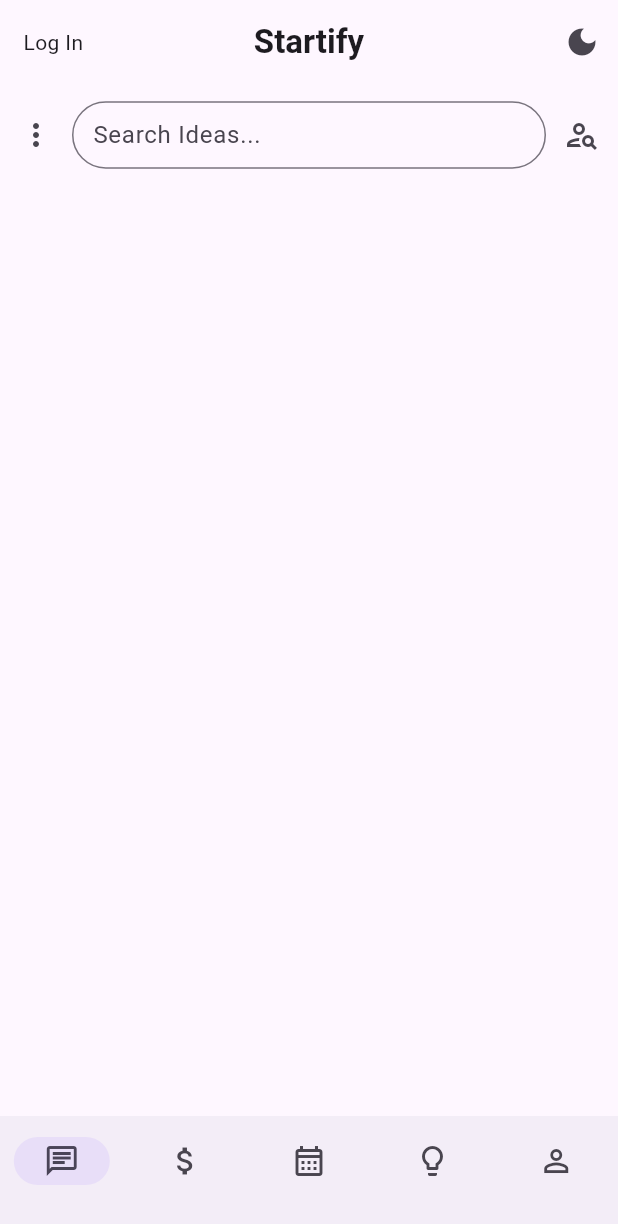
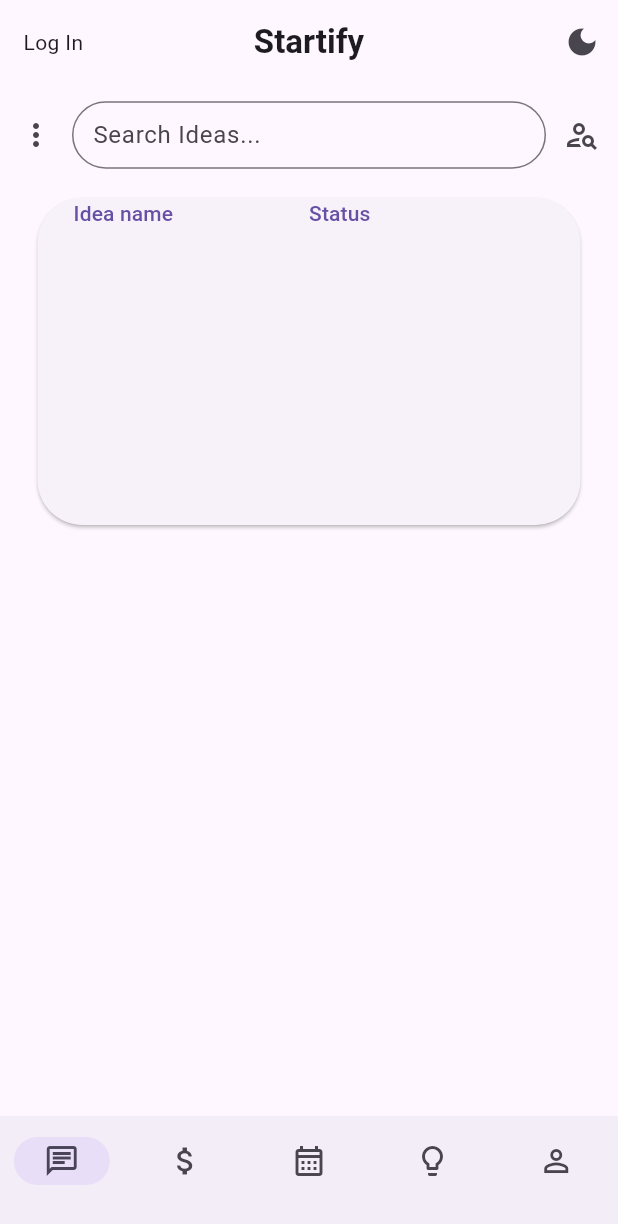
Before and after one commit to Gabo1234567890/Startify, a Flutter app: the screen it shows after launch, on a phone screen of 412 x 824 dp. Shown: the top 1224 px of the screen. Run offline on Flutter 3.47's test engine with Material 3 defaults, Android fonts, the phone set to English and light mode, and no system bars.

Commit message:
idea preview widget started

```diff
--- a/frontend/startify/lib/pages/home_page.dart
+++ b/frontend/startify/lib/pages/home_page.dart
@@ -1,4 +1,5 @@
 import 'package:flutter/material.dart';
+import 'package:startify/widgets/idea_preview_widget.dart';
 import 'package:startify/widgets/search_bar_widget.dart';
 
 class HomePage extends StatelessWidget {
@@ -6,6 +7,10 @@
 
   @override
   Widget build(BuildContext context) {
-    return Scaffold(body: Column(children: [SearchBarWidget()]));
+    return Scaffold(
+      body: SingleChildScrollView(
+        child: Column(children: [SearchBarWidget(), IdeaPreviewWidget()]),
+      ),
+    );
   }
 }
--- /dev/null
+++ b/frontend/startify/lib/widgets/idea_preview_widget.dart
@@ -0,0 +1,28 @@
+import 'package:flutter/material.dart';
+
+class IdeaPreviewWidget extends StatelessWidget {
+  const IdeaPreviewWidget({super.key});
+
+  @override
+  Widget build(BuildContext context) {
+    return Padding(
+      padding: EdgeInsets.all(8),
+      child: SizedBox(
+        height: 218,
+        width: 362,
+        child: ElevatedButton(
+          onPressed: () {},
+          style: ElevatedButton.styleFrom(
+            shape: RoundedRectangleBorder(
+              borderRadius: BorderRadius.circular(30),
+            ),
+          ),
+          child: GridView.count(
+            crossAxisCount: 2,
+            children: [Text('Idea name'), Text('Status')],
+          ),
+        ),
+      ),
+    );
+  }
+}
--- a/frontend/startify/lib/widgets/search_bar_widget.dart
+++ b/frontend/startify/lib/widgets/search_bar_widget.dart
@@ -7,7 +7,7 @@
   @override
   Widget build(BuildContext context) {
     return Padding(
-      padding: const EdgeInsets.only(top: 10),
+      padding: const EdgeInsets.symmetric(vertical: 10),
       child: ValueListenableBuilder(
         valueListenable: ideaSearchNotifier,
         builder: (context, ideaSearch, child) {
```
